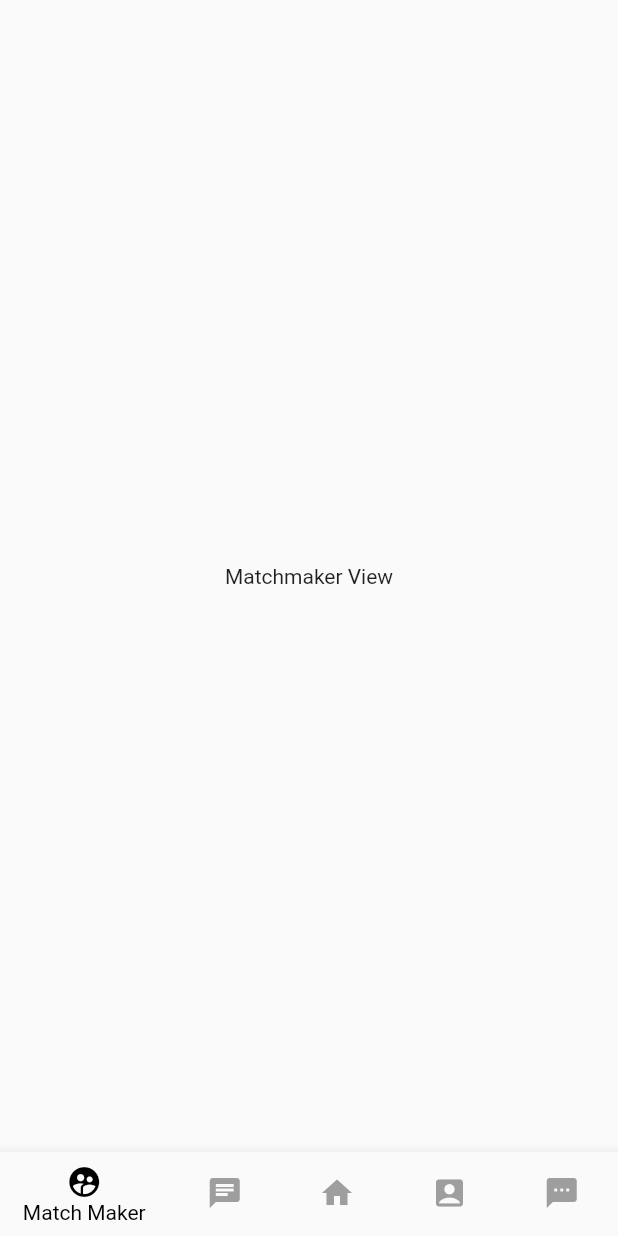
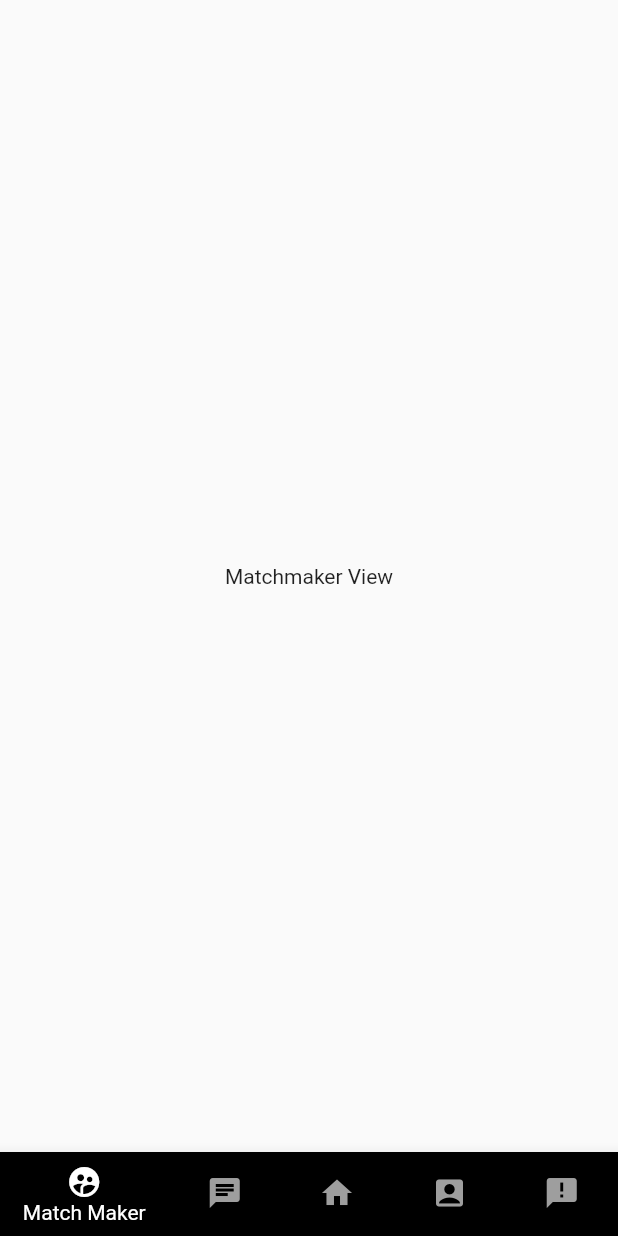
Before and after one commit to space-w-alker/Unnamed_Dating_App, a Flutter app: the screen it shows after launch, on a phone screen of 412 x 824 dp. Run offline on Flutter 3.47's test engine with Material 2 defaults, Android fonts, the phone set to English and light mode, and no system bars.

Commit message:
cleaned up the navbar items

```diff
--- a/lib/routes/landing/landing.dart
+++ b/lib/routes/landing/landing.dart
@@ -12,7 +12,7 @@ class LandingRoute extends StatefulWidget {
 }
 
 class _LandingRouteState extends State<LandingRoute> {
-  int _page_index = 0;
+  int _pageIndex = 0;
 
   @override
   Widget build(BuildContext context) {
@@ -26,96 +26,63 @@ class _LandingRouteState extends State<LandingRoute> {
             child: child,
           );
         },
-        child: _getPage(_page_index),
+        child: _getPage(_pageIndex),
       ),
       bottomNavigationBar: BottomNavigationBar(
         //type: BottomNavigationBarType.fixed,
         items: <BottomNavigationBarItem>[
-          BottomNavigationBarItem(
-              icon: Icon(
-                Icons.supervised_user_circle,
-                //color: Colors.white,
-              ),
-              title: Text(
-                "Match Maker",
-                //style: TextStyle(color: Colors.white),
-              )),
-          BottomNavigationBarItem(
-              icon: Icon(
-                Icons.chat,
-                //color: Colors.white,
-              ),
-              title: Text(
-                "Chat",
-                //style: TextStyle(color: Colors.white),
-              )),
-          BottomNavigationBarItem(
-              icon: Icon(
-                Icons.home,
-                //color: Colors.white,
-              ),
-              title: Text(
-                "Home",
-                //style: TextStyle(color: Colors.white),
-              )),
-          BottomNavigationBarItem(
-              icon: Icon(
-                Icons.account_box,
-                //color: Colors.white,
-              ),
-              title: Text(
-                "Update Profile",
-                //style: TextStyle(color: Colors.white),
-              )),
-          BottomNavigationBarItem(
-              icon: Icon(
-                Icons.textsms,
-                //color: Colors.white,
-              ),
-              title: Text(
-                "Flashcards",
-                //style: TextStyle(color: Colors.white),
-              )),
+          _getNavBarItem(iconData: Icons.supervised_user_circle, title: "Match Maker"),
+          _getNavBarItem(iconData: Icons.chat, title: "Chats"),
+          _getNavBarItem(iconData: Icons.home, title: "Home"),
+          _getNavBarItem(iconData: Icons.account_box, title: "Update Profile"),
+          _getNavBarItem(iconData: Icons.announcement, title: "Flashcards"),
         ],
-        currentIndex: _page_index,
-        selectedItemColor: Colors.black,
+        currentIndex: _pageIndex,
+        selectedItemColor: Colors.white,
         unselectedItemColor: Colors.grey,
         backgroundColor: Colors.black,
         onTap: (int index) {
           setState(() {
-            _page_index = index;
+            _pageIndex = index;
           });
         },
       ),
     );
   }
 
-  Widget _getPage(int page_index) {
-    switch (page_index) {
+  Widget _getPage(int pageIndex) {
+    switch (pageIndex) {
       case 0:
-        return MatchMaker(key: ValueKey(page_index));
+        return MatchMaker(key: ValueKey(pageIndex));
         break;
       case 1:
-        return ChatList(key: ValueKey(page_index));
+        return ChatList(key: ValueKey(pageIndex));
         break;
       case 2:
         return Home(
-          key: ValueKey(page_index),
+          key: ValueKey(pageIndex),
         );
         break;
       case 3:
         return ProfileUpdate(
-          key: ValueKey(page_index),
+          key: ValueKey(pageIndex),
         );
         break;
       case 4:
         return FlashcardsPage(
-          key: ValueKey(page_index),
+          key: ValueKey(pageIndex),
         );
         break;
       default:
-        print(page_index);
-        throw Exception("Not Implemented $page_index");
+        print(pageIndex);
+        throw Exception("Not Implemented $pageIndex");
     }
   }
+
+  BottomNavigationBarItem _getNavBarItem({IconData iconData, String title}) {
+    return BottomNavigationBarItem(
+        icon: Icon(iconData),
+        title: Text(title),
+        backgroundColor: Colors.black);
+  }
 }
```
